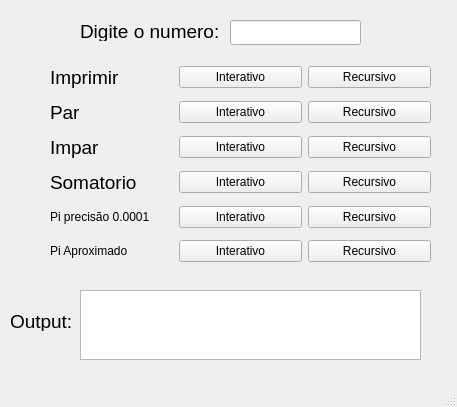
Old version of the form mainwindow.ui in the repository cpedrohenrique1/recursividade.
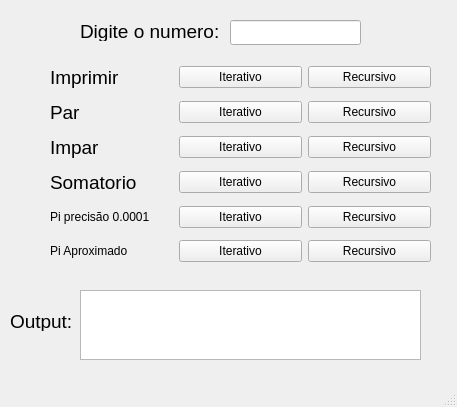
New version of the form.

Diff of the .ui file:
```diff
--- a/mainwindow.ui
+++ b/mainwindow.ui
@@ -82,7 +82,7 @@
        <item>
         <widget class="QPushButton" name="pushButton_interativoImprimir">
          <property name="text">
-          <string>Interativo</string>
+          <string>Iterativo</string>
          </property>
         </widget>
        </item>
@@ -107,7 +107,7 @@
        <item>
         <widget class="QPushButton" name="pushButton_interativoPar">
          <property name="text">
-          <string>Interativo</string>
+          <string>Iterativo</string>
          </property>
         </widget>
        </item>
@@ -132,7 +132,7 @@
        <item>
         <widget class="QPushButton" name="pushButton_interativoImpar">
          <property name="text">
-          <string>Interativo</string>
+          <string>Iterativo</string>
          </property>
         </widget>
        </item>
@@ -157,7 +157,7 @@
        <item>
         <widget class="QPushButton" name="pushButton_interativoSomatorio">
          <property name="text">
-          <string>Interativo</string>
+          <string>Iterativo</string>
          </property>
         </widget>
        </item>
@@ -182,7 +182,7 @@
        <item>
         <widget class="QPushButton" name="pushButton_interativoPi">
          <property name="text">
-          <string>Interativo</string>
+          <string>Iterativo</string>
          </property>
         </widget>
        </item>
@@ -207,7 +207,7 @@
        <item>
         <widget class="QPushButton" name="pushButton_interativoPiaprox">
          <property name="text">
-          <string>Interativo</string>
+          <string>Iterativo</string>
          </property>
         </widget>
        </item>
```
Left out of the diff: 14 changed lines with no effect on the pictures.
